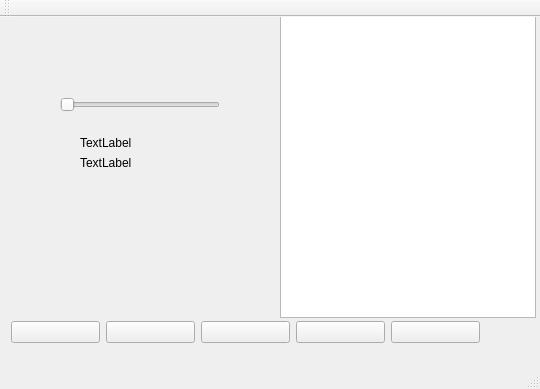
Old version of the form demo111/mainwindow.ui in the repository bubu224216/musicplayer.
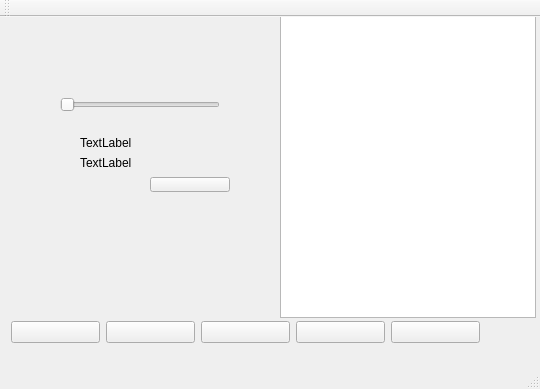
New version of the form.

What changed in the file:
```diff
--- a/demo111/mainwindow.ui
+++ b/demo111/mainwindow.ui
@@ -110,6 +110,19 @@
      <string>TextLabel</string>
     </property>
    </widget>
+   <widget class="QPushButton" name="themeBtn">
+    <property name="geometry">
+     <rect>
+      <x>150</x>
+      <y>160</y>
+      <width>80</width>
+      <height>15</height>
+     </rect>
+    </property>
+    <property name="text">
+     <string/>
+    </property>
+   </widget>
   </widget>
   <widget class="QToolBar" name="mainToolBar">
    <attribute name="toolBarArea">
```
Left out of the diff: 2 changed lines with no effect on the pictures.
